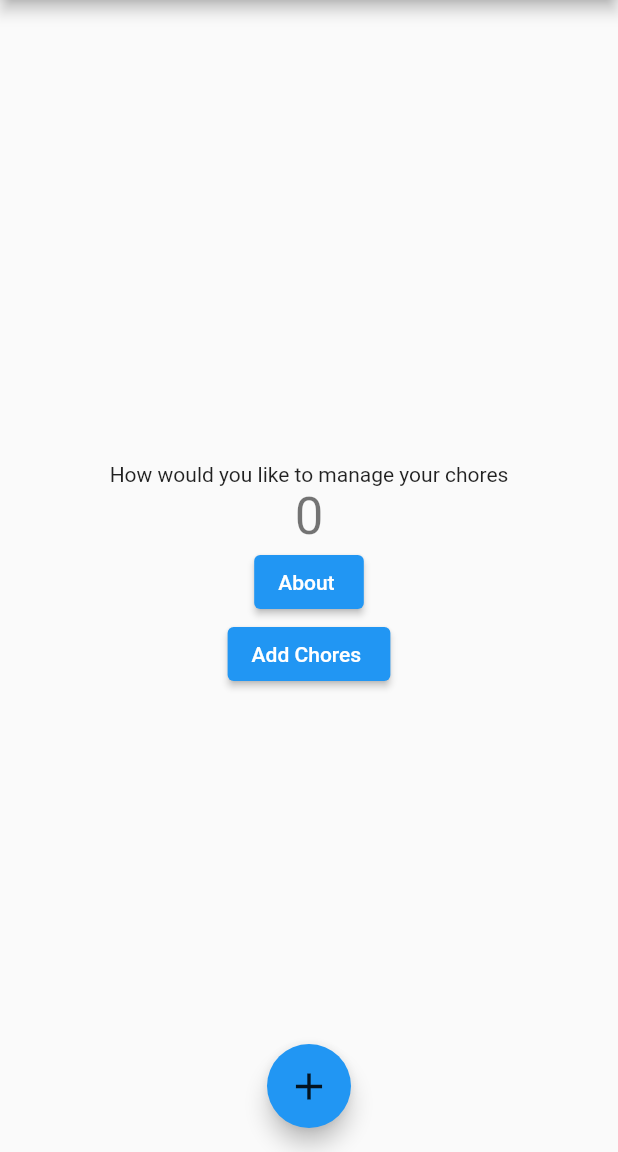
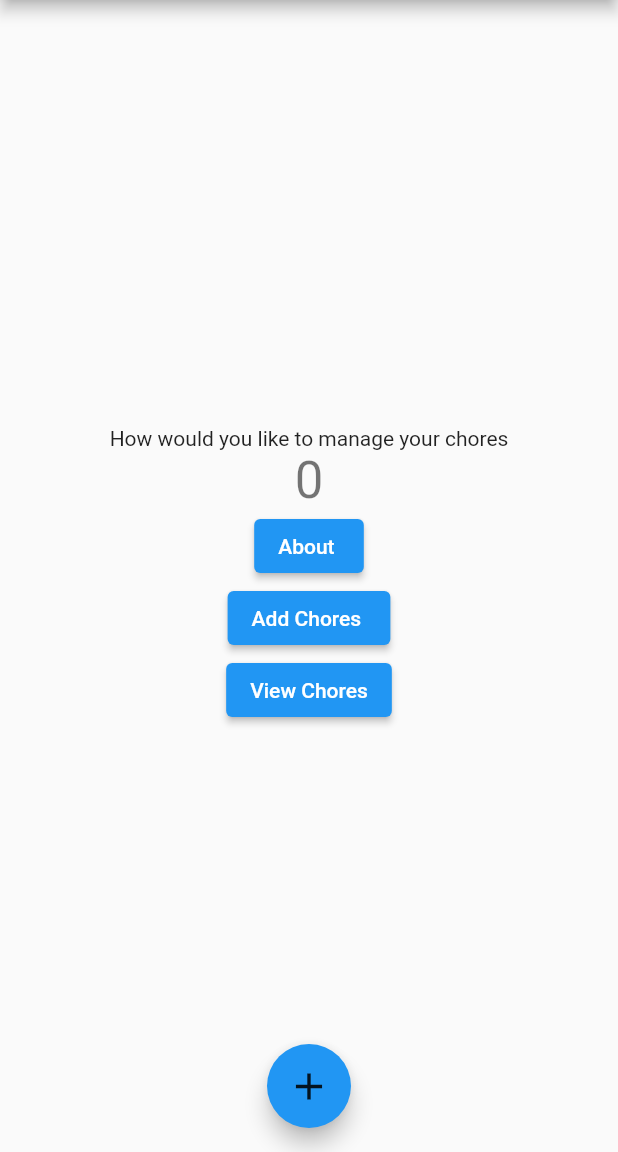
Before and after one commit to Liam-Cannon-Yusra-Suhail-Partnership/ly_app, a Flutter app: the screen it shows after launch, on a phone screen of 412 x 824 dp, the part 84-1236 px from its top. Run offline on Flutter 3.47's test engine with Material 2 defaults, Android fonts, the light colour scheme and no system bars.

Commit message:
View chores button

```diff
--- a/lib/main.dart
+++ b/lib/main.dart
@@ -28,6 +28,7 @@ class MyApp extends StatelessWidget {
           '/about': (context) => new AboutScreen(),
           //todo: add routes for "add chores" and "view chores " here
           '/addChores': (context) => new AddChoreScreen(),
+          '/viewChores': (context) => new ViewChoreScreen(),
         });
   }
 }
@@ -73,6 +74,9 @@ class _MyHomePageState extends State<MyHomePage> {
   }
 
   //todo: Make view chores widget like above
+  Widget viewChoreButton(BuildContext context) {
+    return Text('View Chores');
+  }
 
   //todo: Make add chores widget like above
   Widget addChoreButton(BuildContext context) {
@@ -126,6 +130,10 @@ class _MyHomePageState extends State<MyHomePage> {
                 child: addChoreButton(context),
                 onPressed: () => Navigator.of(context).pushNamed('/addChores')),
             //todo: Add "View chores" button
+            ElevatedButton(
+                child: viewChoreButton(context),
+                onPressed: () =>
+                    Navigator.of(context).pushNamed('/viewChores')),
           ],
         ),
       ),
@@ -164,3 +172,13 @@ class AddChoreScreen extends StatelessWidget {
     );
   }
 }
+
+class ViewChoreScreen extends StatelessWidget {
+  Widget build(BuildContext context) {
+    return Scaffold(
+      appBar: AppBar(
+        title: Text('View Chore Page'),
+      ),
+    );
+  }
+}
```
Also changed, not shown: pubspec.lock, 3 other files.
